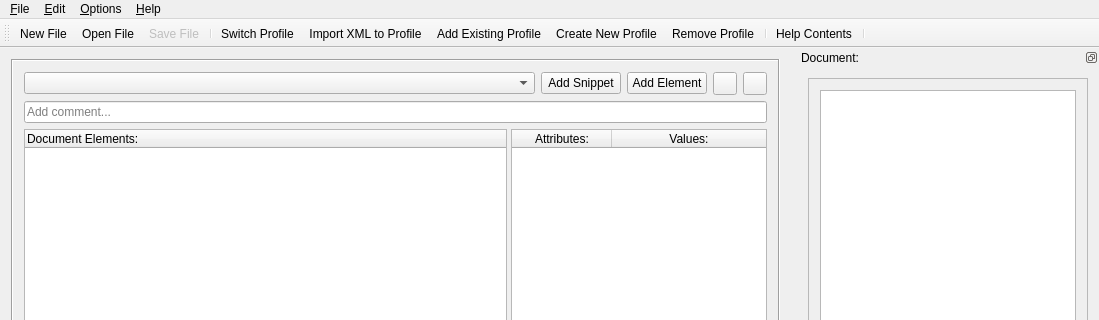
First picture: the form in mainwindow.ui, repository goblincoding/xmlmill, before the edit; both pictures show x 0 to 1099 and y 0 to 320 of the 1099 by 659 pixel window.
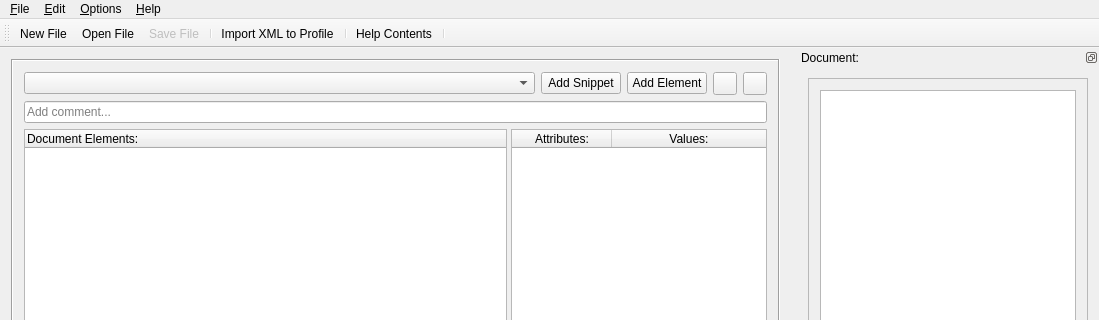
Second picture: the form after the edit. Icons and pictures are not drawn. Custom widgets are drawn as their Qt base class.

```diff
--- a/mainwindow.ui
+++ b/mainwindow.ui
@@ -315,11 +315,7 @@
    <addaction name="actionOpen"/>
    <addaction name="actionSave"/>
    <addaction name="separator"/>
-   <addaction name="actionSwitchSessionDatabase"/>
    <addaction name="actionImportXMLToDatabase"/>
-   <addaction name="actionAddExistingDatabase"/>
-   <addaction name="actionAddNewDatabase"/>
-   <addaction name="actionRemoveDatabase"/>
    <addaction name="separator"/>
    <addaction name="actionHelpContents"/>
    <addaction name="separator"/>
```
Left out of the diff: 6 changed lines with no effect on the pictures.
